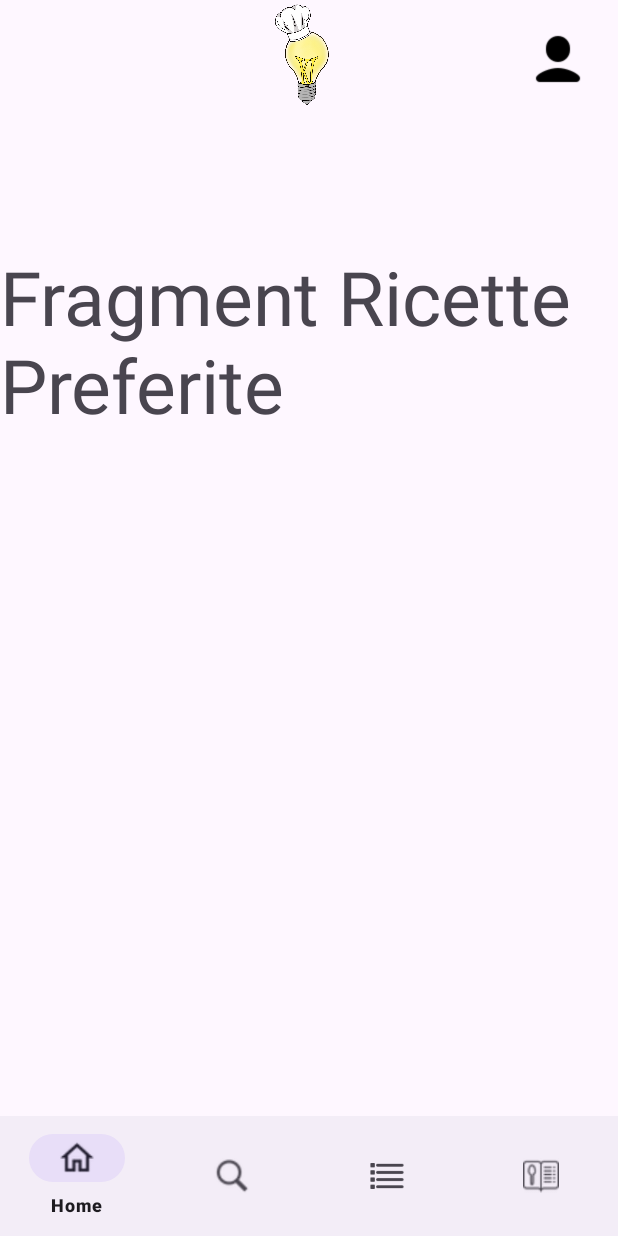
After one commit to An4i3s/Progetto_IFTS, an Android app: the fragment RicettePreferiteFragment placed in its activity, on a phone screen of 412 x 824 dp. The commit adds this screen. Run offline under Robolectric (Android 15) with nearby library versions, the phone set to English and light mode, and no system bars; Roboto replaces fonts that are not available here.

Commit message:
Aggiunto Fragment Ricette Preferite

```diff
--- a/AppAndroid/app/src/main/java/com/example/cookidea_app/Activities/MainActivity.java
+++ b/AppAndroid/app/src/main/java/com/example/cookidea_app/Activities/MainActivity.java
@@ -27,6 +27,7 @@ import com.example.cookidea_app.Fragments.ListaSpesaFragmentPage;
 import com.example.cookidea_app.Fragments.LoginFragment;
 import com.example.cookidea_app.Fragments.MenuPageFragment;
 import com.example.cookidea_app.Fragments.ProfiloFragment;
+import com.example.cookidea_app.Fragments.RicettePreferiteFragment;
 import com.example.cookidea_app.R;
 import com.example.cookidea_app.Fragments.RegistrazioneFragment;
 import com.example.cookidea_app.Fragments.SearchPageFragment;
@@ -59,6 +60,7 @@ public class MainActivity extends AppCompatActivity implements BottomNavigationV
     MenuPageFragment menuFragment = new MenuPageFragment();
     LoginFragment loginFragment = new LoginFragment();
     ProfiloFragment profiloFragment = new ProfiloFragment();
+    RicettePreferiteFragment ricettePreferFrag = new RicettePreferiteFragment();
     DrawerLayout drawerLayout;
     ActionBarDrawerToggle actionBarDrawerToggle;
     List<String> listPortate;
@@ -151,7 +153,9 @@ public class MainActivity extends AppCompatActivity implements BottomNavigationV
             fragment = loginFragment;
         if (id_tab == R.id.userProfilePage)
             fragment = profiloFragment;
-        //if(id==R.id.) AggiungereFragment x Profilo
+        if (id_tab == R.id.ricettePrefe)
+            fragment = ricettePreferFrag;
+
 
         getSupportFragmentManager()
                 .beginTransaction()
--- /dev/null
+++ b/AppAndroid/app/src/main/java/com/example/cookidea_app/Fragments/RicettePreferiteFragment.java
@@ -0,0 +1,25 @@
+package com.example.cookidea_app.Fragments;
+
+import android.os.Bundle;
+import android.view.LayoutInflater;
+import android.view.View;
+import android.view.ViewGroup;
+
+import androidx.annotation.NonNull;
+import androidx.annotation.Nullable;
+import androidx.fragment.app.Fragment;
+
+import com.example.cookidea_app.R;
+
+public class RicettePreferiteFragment extends Fragment {
+
+    public RicettePreferiteFragment() {
+    }
+
+    @Nullable
+    @Override
+    public View onCreateView(@NonNull LayoutInflater inflater, @Nullable ViewGroup container, @Nullable Bundle savedInstanceState) {
+        View rootview = inflater.inflate(R.layout.fragment_ricette_preferite, container, false);
+        return rootview;
+    }
+}
--- /dev/null
+++ b/AppAndroid/app/src/main/res/layout/fragment_ricette_preferite.xml
@@ -0,0 +1,18 @@
+<?xml version="1.0" encoding="utf-8"?>
+<FrameLayout xmlns:android="http://schemas.android.com/apk/res/android"
+    android:layout_width="match_parent"
+    android:layout_height="match_parent">
+    <LinearLayout
+        android:layout_width="match_parent"
+        android:layout_height="match_parent"
+        android:orientation="vertical"
+        android:paddingTop="100dp"
+        >
+        <TextView
+            android:layout_width="wrap_content"
+            android:layout_height="wrap_content"
+            android:text="Fragment Ricette Preferite"
+            android:textSize="50sp"
+            />
+    </LinearLayout>
+</FrameLayout>
```
